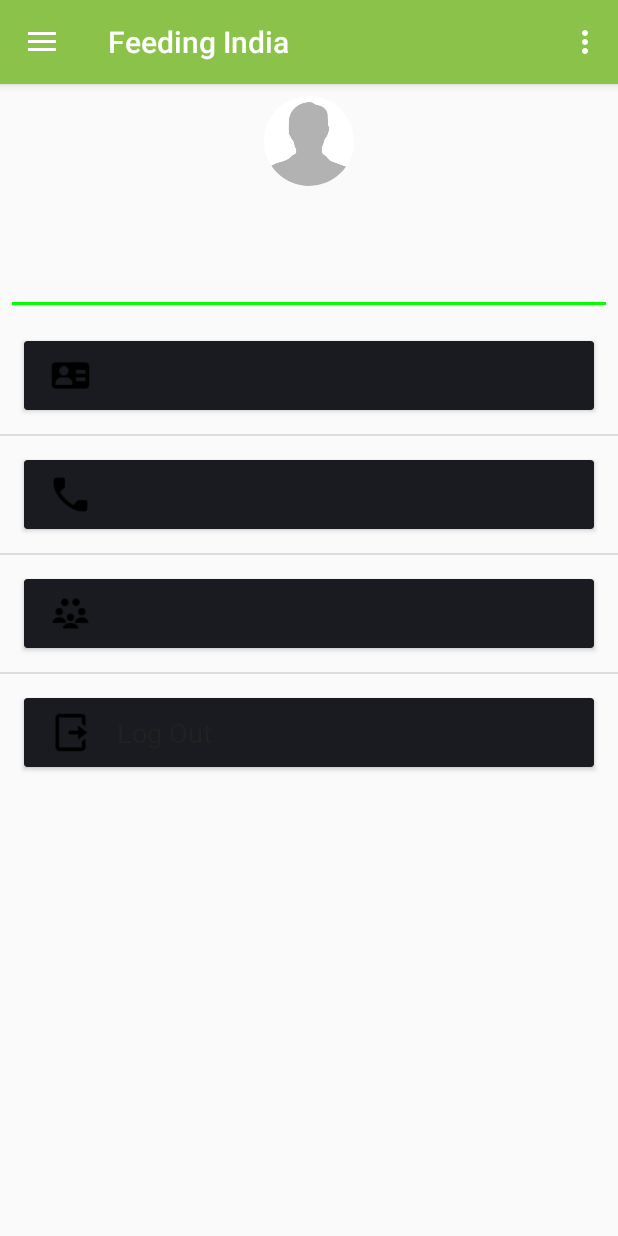
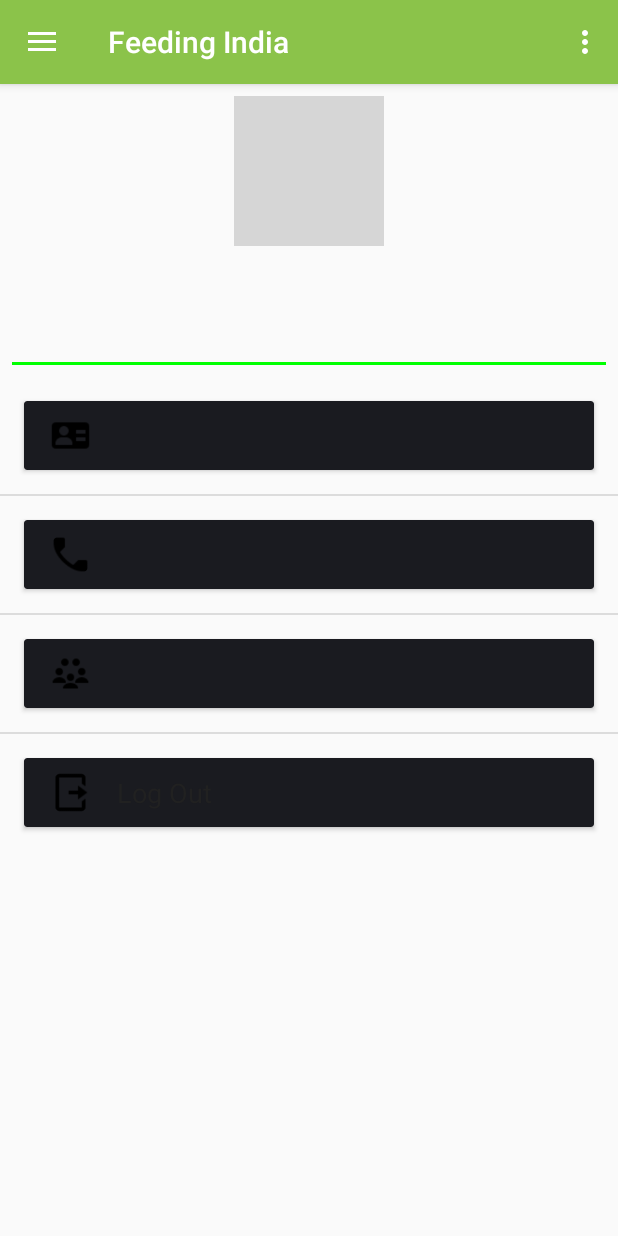
Before and after one commit to abhishekpopli/feeding-india-android-app, an Android app: the MainActivity screen opened directly, with no data from a screen before it, after a tap on "My Profile", on a phone screen of 412 x 824 dp. Run offline under Robolectric (Android 15) with nearby library versions, the phone set to English and light mode, and no system bars; our stand-ins replace CircleImageView; pictures from the network do not load; 1 other tap on this screen came first; grey boxes are pictures that could not be loaded.

Commit message:
Added user's picture in my profile, formatted some files

```diff
--- a/app/src/main/java/com/example/feedingindiaapp/MainActivity.java
+++ b/app/src/main/java/com/example/feedingindiaapp/MainActivity.java
@@ -20,26 +20,44 @@ import com.bumptech.glide.Glide;
 import de.hdodenhof.circleimageview.CircleImageView;
 
 public class MainActivity extends AppCompatActivity implements NavigationView.OnNavigationItemSelectedListener {
-    SharedPreferences sharedPreferences ;
+
+    private SharedPreferences sharedPreferences;
+
     @Override
     protected void onCreate(Bundle savedInstanceState) {
         super.onCreate(savedInstanceState);
         setContentView(R.layout.activity_main);
+
+
+        sharedPreferences = getSharedPreferences("app_data", MODE_PRIVATE);
+
+
         Toolbar toolbar = (Toolbar) findViewById(R.id.toolbar);
         setSupportActionBar(toolbar);
+
+
+        // Getting main views
         DrawerLayout drawer = (DrawerLayout) findViewById(R.id.drawer_layout);
+        NavigationView navigationView = (NavigationView) findViewById(R.id.nav_view);
+
+        navigationView.setNavigationItemSelectedListener(this);
+
+
+        // Initialising drawer toggle
         ActionBarDrawerToggle toggle = new ActionBarDrawerToggle(
                 this, drawer, toolbar, R.string.navigation_drawer_open, R.string.navigation_drawer_close);
         drawer.addDrawerListener(toggle);
         toggle.syncState();
-        sharedPreferences = getSharedPreferences("app_data", MODE_PRIVATE);
 
-        NavigationView navigationView = (NavigationView) findViewById(R.id.nav_view);
+
+        // Getting secondary views from navigation view
         View hview = navigationView.getHeaderView(0);
-
-        CircleImageView tphoto = (CircleImageView) hview.findViewById(R.id.detail_donor_image);
+        CircleImageView tphoto = (CircleImageView) hview.findViewById(R.id.donor_image);
         TextView tname = (TextView) hview.findViewById(R.id.header_name);
         TextView temail = (TextView) hview.findViewById(R.id.header_email);
+
+
+        // Setting user information on navigation drawer
         tname.setText(sharedPreferences.getString("user_name",null));
         temail.setText(sharedPreferences.getString("emailid",null));
 
@@ -47,10 +65,8 @@ public class MainActivity extends AppCompatActivity implements NavigationView.On
         if (userProfilePicUrl.equals("null")) {
             userProfilePicUrl = "http://www.msudenver.edu/media/sampleassets/profile-placeholder.png";
         }
-
         Glide.with(this).load(userProfilePicUrl).into(tphoto);
 
-        navigationView.setNavigationItemSelectedListener(this);
 
         // Set the initial Fragment
         PendingDonationsFragment pendingDonationsFragment = new PendingDonationsFragment();
@@ -60,6 +76,10 @@ public class MainActivity extends AppCompatActivity implements NavigationView.On
                 .commit();
     }
 
+
+    /**
+     * This method is for hiding navigation drawer when back button is pressed
+     */
     @Override
     public void onBackPressed() {
         DrawerLayout drawer = (DrawerLayout) findViewById(R.id.drawer_layout);
@@ -70,13 +90,23 @@ public class MainActivity extends AppCompatActivity implements NavigationView.On
         }
     }
 
+
+    /**
+     * This method inflate the menu; this adds items to the action bar if it is present.
+     */
     @Override
     public boolean onCreateOptionsMenu(Menu menu) {
-        // Inflate the menu; this adds items to the action bar if it is present.
         getMenuInflater().inflate(R.menu.main, menu);
         return true;
     }
 
+
+    /**
+     * This method was auto-generated
+     *
+     * @param item
+     * @return
+     */
     @Override
     public boolean onOptionsItemSelected(MenuItem item) {
         // Handle action bar item clicks here. The action bar will
@@ -92,10 +122,15 @@ public class MainActivity extends AppCompatActivity implements NavigationView.On
         return super.onOptionsItemSelected(item);
     }
 
+
+    /**
+     * This method is for handling navigation view item clicks here
+     * @param item is the menu item that is clicked on
+     */
     @SuppressWarnings("StatementWithEmptyBody")
     @Override
     public boolean onNavigationItemSelected(MenuItem item) {
-        // Handle navigation view item clicks here.
+
         int id = item.getItemId();
 
         if (id == R.id.nav_pending_donations) {
@@ -132,17 +167,19 @@ public class MainActivity extends AppCompatActivity implements NavigationView.On
 
         } else if (id == R.id.log_out) {
 
-            //Change shared preferences
+            //Change shared preferences on logout
 
             SharedPreferences.Editor editor = sharedPreferences.edit();
 
+            editor.putBoolean("is_logged_in", false);
             editor.putInt("user_id", 0);
             editor.putString("user_name", null);
             editor.putString("user_password_hash", null);
             editor.putString("user_type", null);
-            editor.putBoolean("is_logged_in", false);
+            editor.putString("donor_type", null);
             editor.putString("phoneno",null);
-            editor.putString("emailid",null);
+            editor.putString("emailid", null);
+            editor.putString("user_profile_pic_url",null);
 
             editor.apply();
 
@@ -150,6 +187,8 @@ public class MainActivity extends AppCompatActivity implements NavigationView.On
             startActivity(intent);
 
         }
+
+        // Close drawer once menu item has been clicked
         DrawerLayout drawer = (DrawerLayout) findViewById(R.id.drawer_layout);
         drawer.closeDrawer(GravityCompat.START);
         return true;
--- a/app/src/main/java/com/example/feedingindiaapp/MyProfileFragment.java
+++ b/app/src/main/java/com/example/feedingindiaapp/MyProfileFragment.java
@@ -2,10 +2,9 @@ package com.example.feedingindiaapp;
 
 import android.content.Intent;
 import android.content.SharedPreferences;
+import android.os.Bundle;
 import android.support.annotation.Nullable;
 import android.support.v4.app.Fragment;
-import android.os.Bundle;
-import android.support.v7.widget.LinearLayoutManager;
 import android.view.LayoutInflater;
 import android.view.View;
 import android.view.ViewGroup;
@@ -13,50 +12,71 @@ import android.widget.AdapterView;
 import android.widget.ListView;
 import android.widget.SimpleAdapter;
 import android.widget.TextView;
+
+import com.bumptech.glide.Glide;
+
 import java.util.ArrayList;
 import java.util.HashMap;
 import java.util.List;
+
+import de.hdodenhof.circleimageview.CircleImageView;
 
 import static android.content.Context.MODE_PRIVATE;
 
 public class MyProfileFragment extends Fragment {
 
     private static final String DONATION_LIST_URL = "https://feedingindiaapp.000webhostapp.com/getdata/donations_list.php";
-    private String[] options ;
-    private TextView textname, textemail;
     int[] flags;
+    private String[] options;
+    private TextView textName;
+    private TextView textEmail;
+
     public MyProfileFragment() {
         // Required empty public constructor
     }
+
     @Override
     public View onCreateView(LayoutInflater inflater, ViewGroup container,
                              Bundle savedInstanceState) {
+
         // Inflate the layout for this fragment
-        View view = inflater.inflate(R.layout.activity_my_profile_fragment, container, false);
+        View view = inflater.inflate(R.layout.my_profile_fragment, container, false);
         final SharedPreferences sharedPreferences = getActivity().getSharedPreferences("app_data", MODE_PRIVATE);
 
-        options = new String[]{   sharedPreferences.getString("user_name",null),sharedPreferences.getString("phoneno",null),
-                sharedPreferences.getString("user_type",null), "Log Out" };
 
-        flags = new int[]{ R.drawable.name,   R.drawable.phone,R.drawable.donor, R.drawable.logout };
-        textname = (TextView) view.findViewById(R.id.myprofilename);
-        textemail = (TextView) view.findViewById(R.id.myprofileemail);
+        options = new String[]{sharedPreferences.getString("user_name", null), sharedPreferences.getString("phoneno", null),
+                sharedPreferences.getString("user_type", null), "Log Out"};
+        flags = new int[]{R.drawable.name, R.drawable.phone, R.drawable.donor, R.drawable.logout};
 
-        textname.setText(sharedPreferences.getString("user_name",null));
-        textemail.setText(sharedPreferences.getString("emailid",null));
 
-        List<HashMap<String,String>> aList = new ArrayList<HashMap<String,String>>();
+        // Getting all views
+        textName = (TextView) view.findViewById(R.id.myprofilename);
+        textEmail = (TextView) view.findViewById(R.id.myprofileemail);
+        CircleImageView userProfileImage = (CircleImageView) view.findViewById(R.id.user_profile_image);
 
-        for(int i=0;i<4;i++){
-            HashMap<String, String> hm = new HashMap<String,String>();
-            hm.put("cur",options[i]);
-            hm.put("flag", Integer.toString(flags[i]) );
+        // Setting data in views
+        textName.setText(sharedPreferences.getString("user_name", null));
+        textEmail.setText(sharedPreferences.getString("emailid", null));
+
+        String userProfilePicUrl = sharedPreferences.getString("user_profile_pic_url", "http://www.msudenver.edu/media/sampleassets/profile-placeholder.png");
+        if (userProfilePicUrl.equals("null")) {
+            userProfilePicUrl = "http://www.msudenver.edu/media/sampleassets/profile-placeholder.png";
+        }
+        Glide.with(this).load(userProfilePicUrl).into(userProfileImage);
+
+
+        List<HashMap<String, String>> aList = new ArrayList<>();
+
+        for (int i = 0; i < 4; i++) {
+            HashMap<String, String> hm = new HashMap<>();
+            hm.put("cur", options[i]);
+            hm.put("flag", Integer.toString(flags[i]));
             aList.add(hm);
         }
 
-        String[] from = { "flag","cur" };
-        int[] to = { R.id.mylist_image,R.id.optionstext};
-        ListView list = (ListView)view.findViewById(R.id.options_list);
+        String[] from = {"flag", "cur"};
+        int[] to = {R.id.mylist_image, R.id.optionstext};
+        ListView list = (ListView) view.findViewById(R.id.options_list);
         SimpleAdapter adapter = new SimpleAdapter(getActivity().getBaseContext(), aList, R.layout.listview_myprofile_style, from, to);
         list.setAdapter(adapter);
 
@@ -72,8 +92,8 @@ public class MyProfileFragment extends Fragment {
                     editor.putString("user_password_hash", null);
                     editor.putString("user_type", null);
                     editor.putBoolean("is_logged_in", false);
-                    editor.putString("phoneno",null);
-                    editor.putString("emailid",null);
+                    editor.putString("phoneno", null);
+                    editor.putString("emailid", null);
                     editor.apply();
 
                     Intent intent = new Intent(MyProfileFragment.this.getContext(), LoginActivity.class);
@@ -92,10 +112,7 @@ public class MyProfileFragment extends Fragment {
         super.onActivityCreated(savedInstanceState);
 
 
-
     }
 
 
-
-
 }
--- a/app/src/main/java/com/example/feedingindiaapp/PendingDonationsFragment.java
+++ b/app/src/main/java/com/example/feedingindiaapp/PendingDonationsFragment.java
@@ -32,13 +32,15 @@ import okhttp3.Response;
 public class PendingDonationsFragment extends Fragment {
 
     private static final String DONATION_LIST_URL = "https://feedingindiaapp.000webhostapp.com/getdata/donations_list.php";
-    private  HttpUrl.Builder urlBuilder;
-    private  OkHttpClient client;
+
+    private HttpUrl.Builder urlBuilder;
+    private OkHttpClient client;
     private RecyclerView recyclerView;
     private RecyclerView.Adapter adapter;
 
     private ArrayList<Donation> listItemsPending = new ArrayList<>();
 
+    // Views
     private FloatingActionButton addDonationBtn;
     private ProgressBar progressBar;
 
@@ -64,11 +66,6 @@ public class PendingDonationsFragment extends Fragment {
 
     }
 
-//    @Override
-//    public void onDetach() {
-//        super.onDetach();
-//        client.connectionPool().evictAll();
-//    }
 
     /**
      * Run everything in this method except findViewById calls
@@ -81,7 +78,7 @@ public class PendingDonationsFragment extends Fragment {
         addDonationBtn.setOnClickListener(new View.OnClickListener() {
             @Override
             public void onClick(View v) {
-                Intent i =new Intent(PendingDonationsFragment.this.getContext(),AddFood.class);
+                Intent i = new Intent(PendingDonationsFragment.this.getContext(), AddFood.class);
                 startActivity(i);
             }
         });
@@ -121,6 +118,7 @@ public class PendingDonationsFragment extends Fragment {
 
 
     private void connectToServer(final long donation_id) {
+
         //Build URL
         urlBuilder = HttpUrl.parse(DONATION_LIST_URL).newBuilder();
         urlBuilder.addQueryParameter("donation_id", String.valueOf(donation_id));
@@ -158,7 +156,6 @@ public class PendingDonationsFragment extends Fragment {
                 if (!response.isSuccessful()) {
 
                     // Condition when response code sent by the server says error
-
                     if (PendingDonationsFragment.this.getActivity() != null) {
 
                         PendingDonationsFragment.this.getActivity().runOnUiThread(new Runnable() {
@@ -182,7 +179,6 @@ public class PendingDonationsFragment extends Fragment {
                         if (PendingDonationsFragment.this.getActivity() != null) {
 
                             PendingDonationsFragment.this.getActivity().runOnUiThread(new Runnable() {
-
                                 @Override
                                 public void run() {
 
@@ -194,11 +190,9 @@ public class PendingDonationsFragment extends Fragment {
                                     adapter.notifyDataSetChanged();
 
                                 }
-
                             });
 
                         }
-
 
 
                     }
@@ -239,7 +233,7 @@ public class PendingDonationsFragment extends Fragment {
                 listItemsPending.add(item);
             }
 
-        } catch (IOException | JSONException e) {
+        } catch (IOException | JSONException | NullPointerException e) {
 
             e.printStackTrace();
 
--- a/app/src/main/java/com/example/feedingindiaapp/ProcessedDonationsFragment.java
+++ b/app/src/main/java/com/example/feedingindiaapp/ProcessedDonationsFragment.java
@@ -39,6 +39,7 @@ public class ProcessedDonationsFragment extends Fragment {
 
     private ArrayList<Donation> listItemsProcessed = new ArrayList<>();
 
+    // Views
     private FloatingActionButton addDonationBtn;
     private ProgressBar progressBar;
 
@@ -64,14 +65,6 @@ public class ProcessedDonationsFragment extends Fragment {
 
     }
 
-
-
-//    @Override
-//    public void onDetach() {
-//        super.onDetach();
-//        client.connectionPool().evictAll();
-//    }
-//
 
     /**
      * Run everything in this method except findViewById calls
@@ -187,7 +180,6 @@ public class ProcessedDonationsFragment extends Fragment {
                         if (ProcessedDonationsFragment.this.getActivity() != null) {
 
                             ProcessedDonationsFragment.this.getActivity().runOnUiThread(new Runnable() {
-
                                 @Override
                                 public void run() {
 
@@ -199,7 +191,6 @@ public class ProcessedDonationsFragment extends Fragment {
                                     adapter.notifyDataSetChanged();
 
                                 }
-
                             });
 
                         }
@@ -243,7 +234,7 @@ public class ProcessedDonationsFragment extends Fragment {
                 listItemsProcessed.add(item);
             }
 
-        } catch (IOException | JSONException e) {
+        } catch (IOException | JSONException | NullPointerException e) {
 
             e.printStackTrace();
 
--- a/app/src/main/res/layout/activity_my_profile_fragment.xml
+++ b/app/src/main/res/layout/my_profile_fragment.xml
@@ -14,9 +14,9 @@
         android:orientation="vertical">
 
         <de.hdodenhof.circleimageview.CircleImageView xmlns:app="http://schemas.android.com/apk/res-auto"
-            android:id="@+id/list_item_image"
-            android:layout_width="60dp"
-            android:layout_height="60dp"
+            android:id="@+id/user_profile_image"
+            android:layout_width="100dp"
+            android:layout_height="100dp"
             android:layout_gravity="center"
             android:src="@drawable/profile_placeholder"
             android:transitionName="donorImage"
@@ -28,25 +28,25 @@
             android:layout_height="wrap_content"
             android:layout_gravity="center_vertical|center_horizontal"
             android:layout_marginTop="8dp"
-            android:textSize="20sp"
+            android:text="gfdshfk"
             android:textColor="@color/colorPrimaryText"
-            android:text="gfdshfk"/>
+            android:textSize="20sp" />
 
         <TextView
             android:id="@+id/myprofileemail"
             android:layout_width="wrap_content"
             android:layout_height="wrap_content"
-            android:textColor="@color/colorSecondaryText"
             android:layout_gravity="center_vertical|center_horizontal"
             android:layout_marginBottom="8dp"
             android:layout_marginTop="8dp"
             android:text="fdsnfkdsl"
+            android:textColor="@color/colorSecondaryText"
             android:textSize="18sp" />
 
         <View
-            android:layout_marginTop="1dp"
             android:layout_width="fill_parent"
             android:layout_height="2dip"
+            android:layout_marginTop="1dp"
             android:background="#FF00FF00" />
 
     </LinearLayout>
--- a/app/src/main/res/layout/nav_header_main.xml
+++ b/app/src/main/res/layout/nav_header_main.xml
@@ -1,6 +1,5 @@
 <?xml version="1.0" encoding="utf-8"?>
 <LinearLayout xmlns:android="http://schemas.android.com/apk/res/android"
-    xmlns:app="http://schemas.android.com/apk/res-auto"
     android:layout_width="match_parent"
     android:layout_height="@dimen/nav_header_height"
     android:background="@drawable/side_nav_bar"
@@ -13,27 +12,27 @@
     android:theme="@style/ThemeOverlay.AppCompat.Dark">
 
     <de.hdodenhof.circleimageview.CircleImageView
-        android:id="@+id/detail_donor_image"
+        android:id="@+id/donor_image"
         android:layout_width="60dp"
         android:layout_height="60dp"
-        android:transitionName="donorImage"
-        android:src="@drawable/profile_placeholder"/>
+        android:src="@drawable/profile_placeholder"
+        android:transitionName="donorImage" />
 
     <TextView
         android:id="@+id/header_name"
         android:layout_width="match_parent"
         android:layout_height="wrap_content"
+        android:layout_marginLeft="4dp"
         android:paddingTop="4dp"
         android:text="name"
-        android:layout_marginLeft="4dp"
         android:textAppearance="@style/TextAppearance.AppCompat.Body1"
         android:textSize="20sp" />
 
     <TextView
         android:id="@+id/header_email"
-        android:layout_marginLeft="4dp"
         android:layout_width="wrap_content"
         android:layout_height="wrap_content"
+        android:layout_marginLeft="4dp"
         android:text="email"
         android:textSize="16sp" />
 
```
